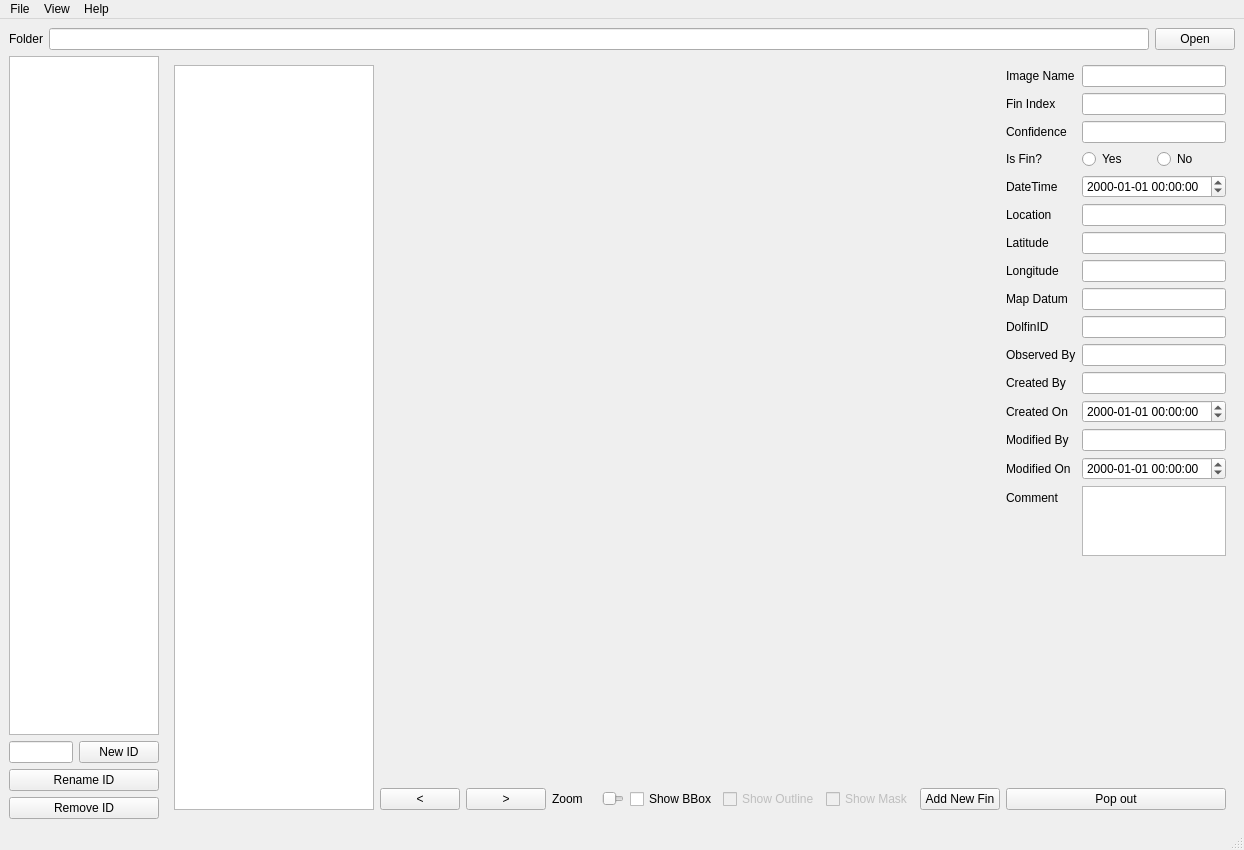
Before: the Qt Designer form DolfinNote.ui in jikhanjung/DolfinDesktop, drawn with Qt 5.
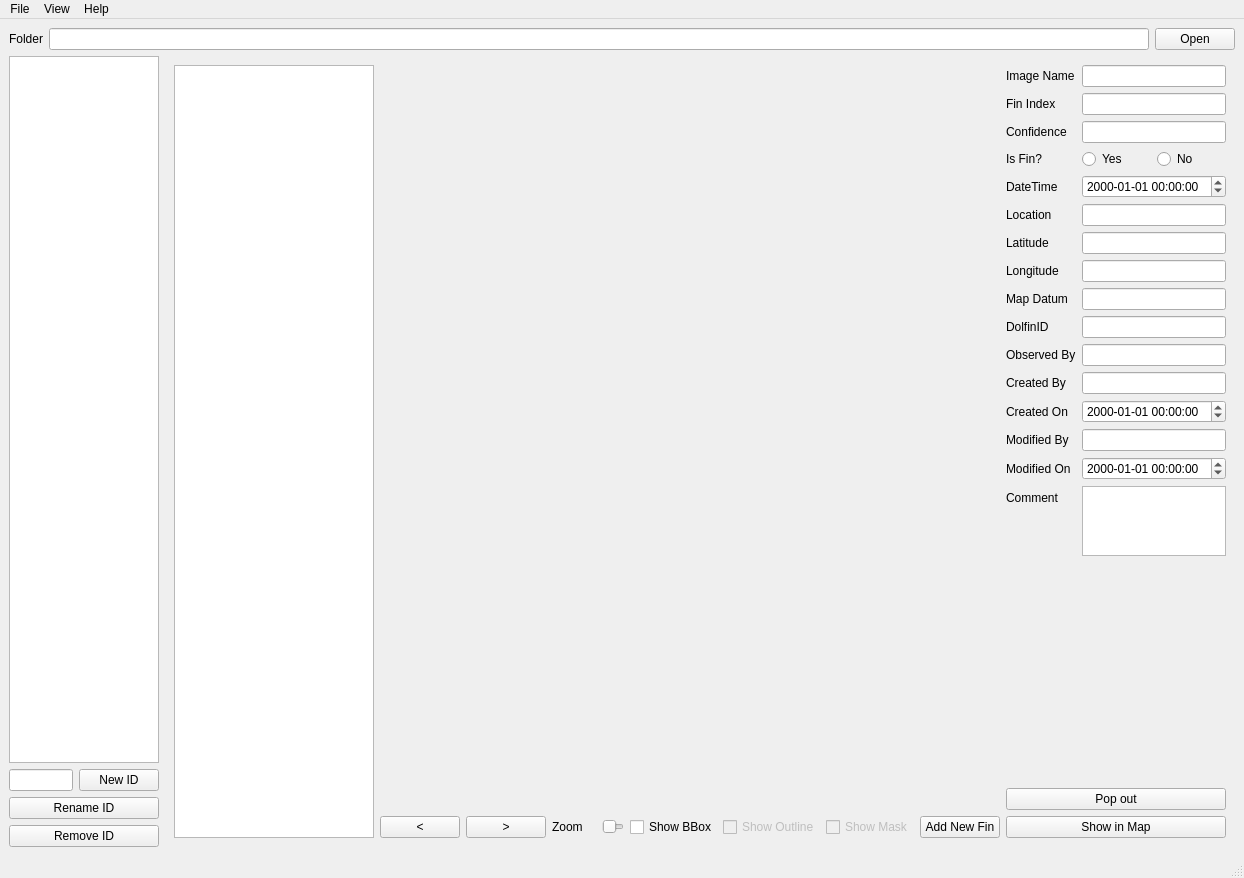
After: the same form once the commit is applied. The open tabs and pages were chosen to show the change.

What changed in the file:
```diff
--- a/DolfinNote.ui
+++ b/DolfinNote.ui
@@ -302,7 +302,7 @@
                </layout>
               </item>
               <item>
-               <layout class="QVBoxLayout" name="verticalLayout_3" stretch="7,3,0">
+               <layout class="QVBoxLayout" name="verticalLayout_3" stretch="7,3,0,0">
                 <item>
                  <layout class="QFormLayout" name="formLayout">
                   <item row="1" column="0">
@@ -521,6 +521,13 @@
                   </property>
                  </widget>
                 </item>
+                <item>
+                 <widget class="QPushButton" name="btnShowInMap">
+                  <property name="text">
+                   <string>Show in Map</string>
+                  </property>
+                 </widget>
+                </item>
                </layout>
               </item>
              </layout>
```
Left out of the diff: 5 changed lines with no effect on the pictures.
